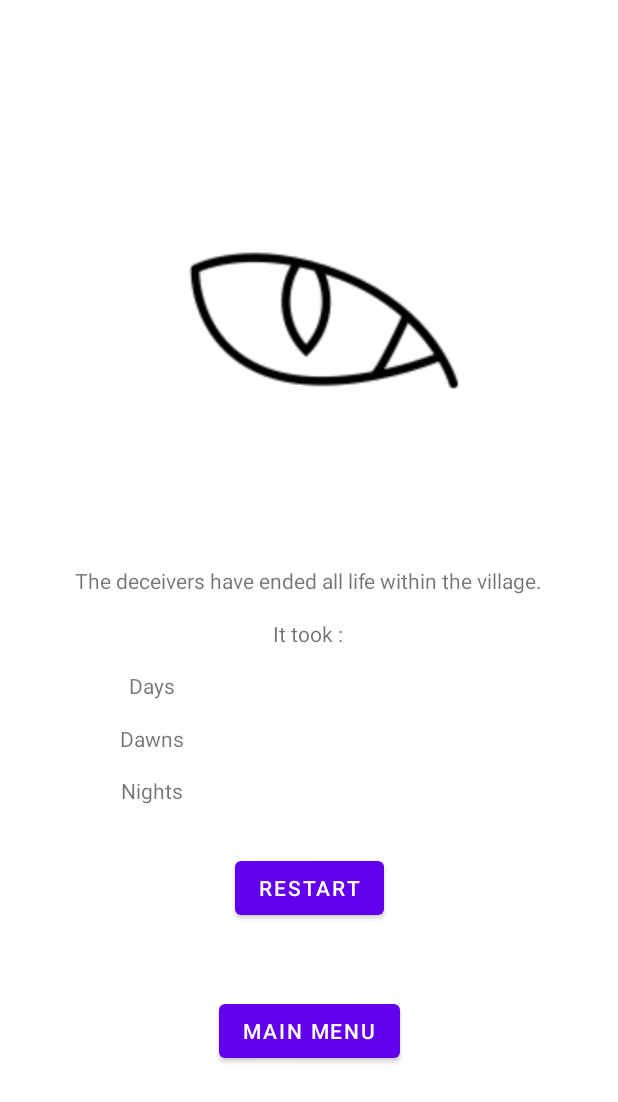
After one commit to MidLyght/Deceiver, an Android app: the layout deceiverwinpopup.xml on its own in the app's theme, with its tools: preview values and no code run, on a phone screen of 412 x 824 dp. The commit adds this screen. Shown: the top 1102 px of the screen. Run offline under Robolectric (Android 15) with nearby library versions, the phone set to English and light mode, and no system bars.

Commit message:
very close

```diff
--- a/Deceiver-master/app/src/main/java/com/example/deceiver/Activities/StandardGameActivity.java
+++ b/Deceiver-master/app/src/main/java/com/example/deceiver/Activities/StandardGameActivity.java
@@ -33,6 +33,7 @@ public class StandardGameActivity extends AppCompatActivity {
     public StandardCharacter deceiver,traitor,farmer1,farmer2,witch,blacksmith,seer,guard;
     public ArrayList<StandardCharacter> order;
     public int dayCount=1,dawnCount=1,nightCount=0;
+    public int villagerCount=6,deceiverCount=2;
     public String dawnLog,nightLog;
 
     @Override
--- /dev/null
+++ b/Deceiver-master/app/src/main/res/layout/deceiverwinpopup.xml
@@ -0,0 +1,98 @@
+<?xml version="1.0" encoding="utf-8"?>
+<androidx.constraintlayout.widget.ConstraintLayout xmlns:android="http://schemas.android.com/apk/res/android"
+    xmlns:app="http://schemas.android.com/apk/res-auto"
+    android:layout_width="match_parent"
+    android:layout_height="match_parent">
+
+    <ImageView
+        android:id="@+id/imageView12"
+        android:layout_width="250dp"
+        android:layout_height="250dp"
+        android:layout_marginBottom="400dp"
+        app:layout_constraintBottom_toBottomOf="parent"
+        app:layout_constraintEnd_toEndOf="parent"
+        app:layout_constraintStart_toStartOf="parent"
+        app:layout_constraintTop_toTopOf="parent"
+        app:srcCompat="@drawable/eye" />
+
+    <TextView
+        android:id="@+id/decDays"
+        android:layout_width="wrap_content"
+        android:layout_height="wrap_content"
+        android:layout_marginTop="90dp"
+        android:layout_marginEnd="210dp"
+        android:text="Days"
+        app:layout_constraintBottom_toBottomOf="parent"
+        app:layout_constraintEnd_toEndOf="parent"
+        app:layout_constraintStart_toStartOf="parent"
+        app:layout_constraintTop_toTopOf="parent" />
+
+    <TextView
+        android:id="@+id/decNights"
+        android:layout_width="wrap_content"
+        android:layout_height="wrap_content"
+        android:layout_marginTop="230dp"
+        android:layout_marginEnd="210dp"
+        android:text="Nights"
+        app:layout_constraintBottom_toBottomOf="parent"
+        app:layout_constraintEnd_toEndOf="parent"
+        app:layout_constraintStart_toStartOf="parent"
+        app:layout_constraintTop_toTopOf="parent" />
+
+    <TextView
+        android:id="@+id/decDawns"
+        android:layout_width="wrap_content"
+        android:layout_height="wrap_content"
+        android:layout_marginTop="160dp"
+        android:layout_marginEnd="210dp"
+        android:text="Dawns"
+        app:layout_constraintBottom_toBottomOf="parent"
+        app:layout_constraintEnd_toEndOf="parent"
+        app:layout_constraintStart_toStartOf="parent"
+        app:layout_constraintTop_toTopOf="parent" />
+
+    <TextView
+        android:id="@+id/textView41"
+        android:layout_width="wrap_content"
+        android:layout_height="wrap_content"
+        android:layout_marginTop="20dp"
+        android:text="It took :"
+        app:layout_constraintBottom_toBottomOf="parent"
+        app:layout_constraintEnd_toEndOf="parent"
+        app:layout_constraintHorizontal_bias="0.498"
+        app:layout_constraintStart_toStartOf="parent"
+        app:layout_constraintTop_toTopOf="parent" />
+
+    <TextView
+        android:id="@+id/textView42"
+        android:layout_width="wrap_content"
+        android:layout_height="wrap_content"
+        android:layout_marginBottom="50dp"
+        android:text="The deceivers have ended all life within the village."
+        app:layout_constraintBottom_toBottomOf="parent"
+        app:layout_constraintEnd_toEndOf="parent"
+        app:layout_constraintStart_toStartOf="parent"
+        app:layout_constraintTop_toTopOf="parent" />
+
+    <Button
+        android:id="@+id/decRestart"
+        android:layout_width="wrap_content"
+        android:layout_height="wrap_content"
+        android:layout_marginTop="360dp"
+        android:text="Restart"
+        app:layout_constraintBottom_toBottomOf="parent"
+        app:layout_constraintEnd_toEndOf="parent"
+        app:layout_constraintStart_toStartOf="parent"
+        app:layout_constraintTop_toTopOf="parent" />
+
+    <Button
+        android:id="@+id/decMenu"
+        android:layout_width="wrap_content"
+        android:layout_height="wrap_content"
+        android:layout_marginTop="550dp"
+        android:text="Main Menu"
+        app:layout_constraintBottom_toBottomOf="parent"
+        app:layout_constraintEnd_toEndOf="parent"
+        app:layout_constraintStart_toStartOf="parent"
+        app:layout_constraintTop_toTopOf="parent" />
+</androidx.constraintlayout.widget.ConstraintLayout>
```
Also changed, not shown: Deceiver-master/app/src/main/java/com/example/deceiver/Fragments/StandardGameDawnFragment.java (+99 -16 lines), Deceiver-master/app/src/main/java/com/example/deceiver/Fragments/StandardGameDayFragment.java (+0 -10 lines), Deceiver-master/app/src/main/java/com/example/deceiver/Fragments/StandardGameNightFragment.java (+22 -3 lines), Deceiver-master/app/src/main/res/layout/fragment_game_dawn.xml (+5 -3 lines), Deceiver-master/app/src/main/res/layout/fragment_game_day.xml (+6 -5 lines), Deceiver-master/app/src/main/res/layout/fragment_game_night.xml (+5 -4 lines), Deceiver-master/app/src/main/res/layout/villagewinpopup.xml (added, +99 -0 lines).
